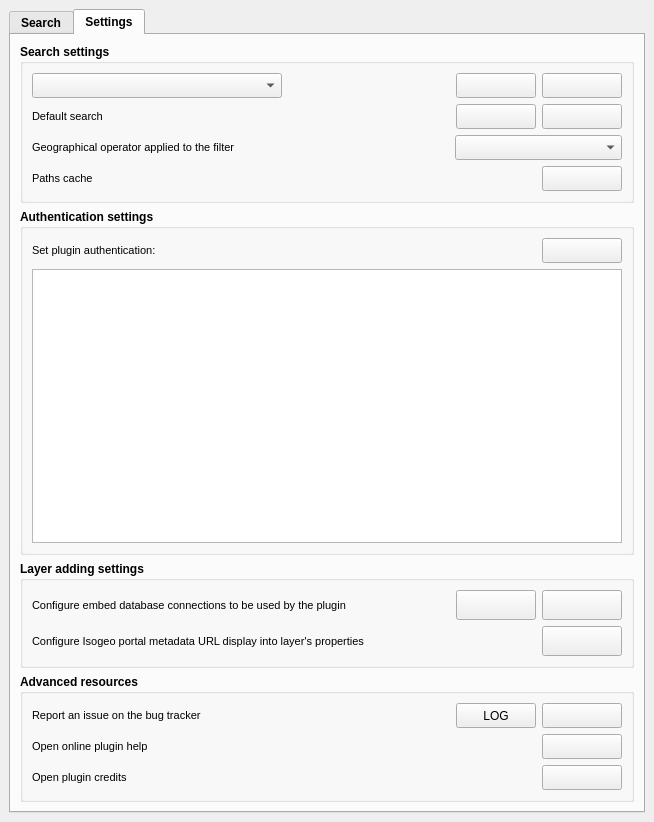
First picture: the form in ui/isogeo_dockwidget_base.ui, repository isogeo/isogeo-plugin-qgis, before the edit.
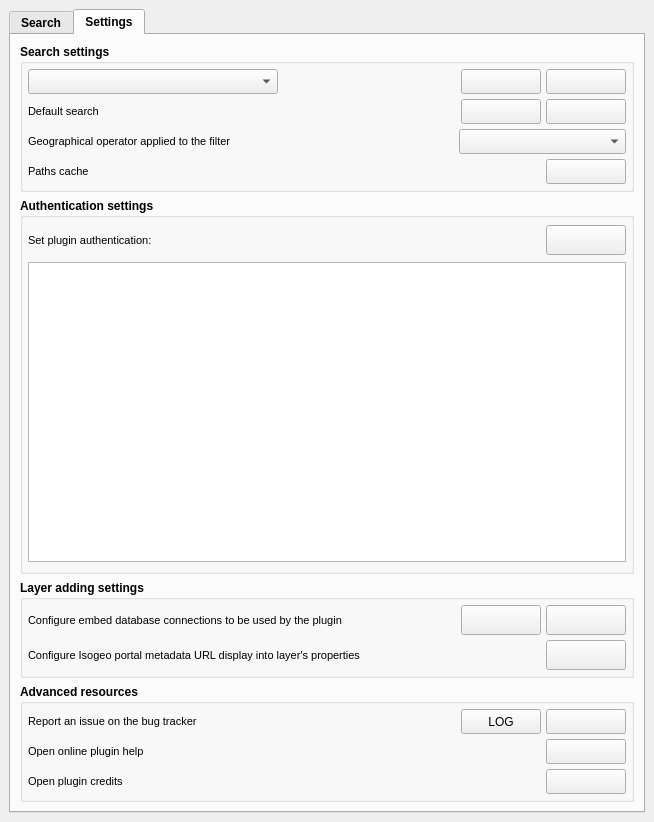
Second picture: the form after the edit. The open tabs and pages were chosen to show the change. Icons and pictures are not drawn. Custom widgets are drawn as their Qt base class.

Commit message:
Tweak UI by updating space between widgets
#421

Diff of the .ui file:
```diff
--- a/ui/isogeo_dockwidget_base.ui
+++ b/ui/isogeo_dockwidget_base.ui
@@ -1705,6 +1705,21 @@
            <string>Authentication settings</string>
           </property>
           <layout class="QGridLayout" name="gridLayout_5">
+           <property name="leftMargin">
+            <number>5</number>
+           </property>
+           <property name="topMargin">
+            <number>5</number>
+           </property>
+           <property name="rightMargin">
+            <number>5</number>
+           </property>
+           <property name="bottomMargin">
+            <number>5</number>
+           </property>
+           <property name="spacing">
+            <number>5</number>
+           </property>
            <item row="1" column="0">
             <widget class="QTextBrowser" name="txt_shares">
              <property name="maximumSize">
@@ -1722,6 +1737,9 @@
            </item>
            <item row="0" column="0">
             <layout class="QHBoxLayout" name="horizontalLayout_21">
+             <property name="spacing">
+              <number>5</number>
+             </property>
              <item>
               <widget class="QLabel" name="lbl_auth">
                <property name="font">
@@ -1794,10 +1812,31 @@
            <string>Search settings</string>
           </property>
           <layout class="QGridLayout" name="gridLayout_4">
+           <property name="leftMargin">
+            <number>5</number>
+           </property>
+           <property name="topMargin">
+            <number>5</number>
+           </property>
+           <property name="rightMargin">
+            <number>5</number>
+           </property>
+           <property name="bottomMargin">
+            <number>5</number>
+           </property>
+           <property name="spacing">
+            <number>5</number>
+           </property>
            <item row="0" column="0">
             <layout class="QVBoxLayout" name="verticalLayout_10">
+             <property name="spacing">
+              <number>5</number>
+             </property>
              <item>
               <layout class="QHBoxLayout" name="horizontalLayout_9">
+               <property name="spacing">
+                <number>5</number>
+               </property>
                <item>
                 <widget class="QComboBox" name="cbb_quicksearch_edit">
                  <property name="minimumSize">
@@ -1898,6 +1937,9 @@
              </item>
              <item>
               <layout class="QHBoxLayout" name="horizontalLayout_10">
+               <property name="spacing">
+                <number>5</number>
+               </property>
                <item>
                 <widget class="QLabel" name="lbl_default">
                  <property name="font">
@@ -1981,6 +2023,9 @@
              </item>
              <item>
               <layout class="QHBoxLayout" name="horizontalLayout_11">
+               <property name="spacing">
+                <number>5</number>
+               </property>
                <item>
                 <widget class="QLabel" name="lbl_geo_op">
                  <property name="font">
@@ -2034,6 +2079,9 @@
              </item>
              <item>
               <layout class="QHBoxLayout" name="horizontalLayout_13">
+               <property name="spacing">
+                <number>5</number>
+               </property>
                <property name="sizeConstraint">
                 <enum>QLayout::SetDefaultConstraint</enum>
                </property>
@@ -2116,7 +2164,7 @@
            <enum>Qt::NoFocus</enum>
           </property>
           <property name="styleSheet">
-           <string notr="true">QgsCollapsibleGroupBoxBasic::title, QgsCollapsibleGroupBox::title {  subcontrol-origin: margin;  subcontrol-position: top left;  margin-left: 5px;  margin-right: 5px;  left: 0px;  top: 3px;}</string>
+           <string notr="true">QgsCollapsibleGroupBoxBasic::title, QgsCollapsibleGroupBox::title {  subcontrol-origin: margin;  subcontrol-position: top left;  margin-left: 5px;  margin-right: 5px;  left: 0px;  top: 3px;}QgsCollapsibleGroupBoxBasic::title, QgsCollapsibleGroupBox::title {  subcontrol-origin: margin;  subcontrol-position: top left;  margin-left: 20px;  margin-right: 5px;  left: 0px;  top: 1px;}</string>
           </property>
           <property name="title">
            <string>Advanced resources</string>
@@ -2125,10 +2173,34 @@
            <bool>false</bool>
           </property>
           <layout class="QGridLayout" name="gridLayout_9">
+           <property name="leftMargin">
+            <number>5</number>
+           </property>
+           <property name="topMargin">
+            <number>5</number>
+           </property>
+           <property name="rightMargin">
+            <number>5</number>
+           </property>
+           <property name="bottomMargin">
+            <number>5</number>
+           </property>
+           <property name="horizontalSpacing">
+            <number>5</number>
+           </property>
+           <property name="verticalSpacing">
+            <number>2</number>
+           </property>
            <item row="0" column="0">
             <layout class="QVBoxLayout" name="verticalLayout_12">
+             <property name="spacing">
+              <number>5</number>
+             </property>
              <item>
               <layout class="QHBoxLayout" name="horizontalLayout_24">
+               <property name="spacing">
+                <number>5</number>
+               </property>
                <item>
                 <widget class="QLabel" name="lbl_report">
                  <property name="font">
@@ -2228,6 +2300,9 @@
              </item>
              <item>
               <layout class="QHBoxLayout" name="horizontalLayout_23">
+               <property name="spacing">
+                <number>5</number>
+               </property>
                <item>
                 <widget class="QLabel" name="lbl_help">
                  <property name="font">
@@ -2291,6 +2366,9 @@
              </item>
              <item>
               <layout class="QHBoxLayout" name="horizontalLayout_22">
+               <property name="spacing">
+                <number>5</number>
+               </property>
                <item>
                 <widget class="QLabel" name="lbl_credits">
                  <property name="font">
@@ -2365,10 +2443,31 @@
            <string>Layer adding settings</string>
           </property>
           <layout class="QGridLayout" name="gridLayout_3">
+           <property name="leftMargin">
+            <number>5</number>
+           </property>
+           <property name="topMargin">
+            <number>5</number>
+           </property>
+           <property name="rightMargin">
+            <number>5</number>
+           </property>
+           <property name="bottomMargin">
+            <number>5</number>
+           </property>
+           <property name="spacing">
+            <number>5</number>
+           </property>
            <item row="1" column="0">
             <layout class="QVBoxLayout" name="verticalLayout">
+             <property name="spacing">
+              <number>5</number>
+             </property>
              <item>
               <layout class="QHBoxLayout" name="horizontalLayout_14">
+               <property name="spacing">
+                <number>5</number>
+               </property>
                <item>
                 <widget class="QLabel" name="label_config_db_conn">
                  <property name="maximumSize">
@@ -2450,6 +2549,9 @@
              </item>
              <item>
               <layout class="QHBoxLayout" name="horizontalLayout_7">
+               <property name="spacing">
+                <number>5</number>
+               </property>
                <item>
                 <widget class="QLabel" name="label_portal_url">
                  <property name="font">
```
Left out of the diff: 35 changed lines with no effect on the pictures. The commit also changes 1 other file.
